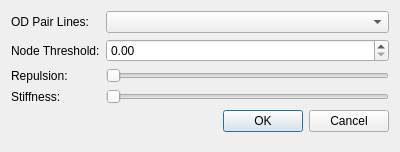
This is flow_map_arrow_curver_dialog_base.ui in patmalcolm91/qgis-plugin-flow-map-arrow-curver as Qt 5 draws it before an edit. The edited form follows.
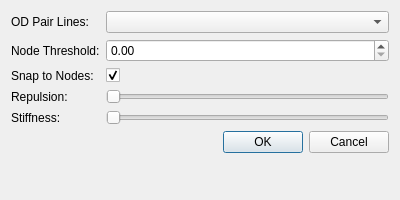
This is the edited form.

Commit message: Added ArrowCalculator.snapLinesToNodes() and associated code.

```diff
--- a/flow_map_arrow_curver_dialog_base.ui
+++ b/flow_map_arrow_curver_dialog_base.ui
@@ -7,20 +7,16 @@
     <x>0</x>
     <y>0</y>
     <width>400</width>
-    <height>152</height>
+    <height>200</height>
    </rect>
   </property>
   <property name="windowTitle">
    <string>Flow Map Curved Arrow Calculator</string>
   </property>
   <layout class="QFormLayout" name="formLayout">
-   <item row="0" column="1">
-    <widget class="QComboBox" name="lineLayerChooser">
-     <property name="toolTip">
-      <string>The layer containing the lines between OD pairs.</string>
-     </property>
-    </widget>
-   </item>
+   <property name="fieldGrowthPolicy">
+    <enum>QFormLayout::AllNonFixedFieldsGrow</enum>
+   </property>
    <item row="0" column="0">
     <widget class="QLabel" name="odPairLinesLabel">
      <property name="text">
@@ -28,47 +24,10 @@
      </property>
     </widget>
    </item>
-   <item row="4" column="1">
-    <widget class="QDialogButtonBox" name="button_box">
-     <property name="orientation">
-      <enum>Qt::Horizontal</enum>
-     </property>
-     <property name="standardButtons">
-      <set>QDialogButtonBox::Cancel|QDialogButtonBox::Ok</set>
-     </property>
-    </widget>
-   </item>
-   <item row="2" column="1">
-    <widget class="QSlider" name="repulsionSlider">
+   <item row="0" column="1">
+    <widget class="QComboBox" name="lineLayerChooser">
      <property name="toolTip">
-      <string>The force with which nodes repel the arc control points.</string>
-     </property>
-     <property name="orientation">
-      <enum>Qt::Horizontal</enum>
-     </property>
-    </widget>
-   </item>
-   <item row="2" column="0">
-    <widget class="QLabel" name="repulsionLabel">
-     <property name="text">
-      <string>Repulsion:</string>
-     </property>
-    </widget>
-   </item>
-   <item row="3" column="1">
-    <widget class="QSlider" name="stiffnessSlider">
-     <property name="toolTip">
-      <string>The force with which arc control points are attracted back to the straight-line midpoint.</string>
-     </property>
-     <property name="orientation">
-      <enum>Qt::Horizontal</enum>
-     </property>
-    </widget>
-   </item>
-   <item row="3" column="0">
-    <widget class="QLabel" name="stiffnessLabel">
-     <property name="text">
-      <string>Stiffness:</string>
+      <string>The layer containing the lines between OD pairs.</string>
      </property>
     </widget>
    </item>
@@ -92,6 +51,70 @@
      </property>
     </widget>
    </item>
+   <item row="3" column="0">
+    <widget class="QLabel" name="repulsionLabel">
+     <property name="text">
+      <string>Repulsion:</string>
+     </property>
+    </widget>
+   </item>
+   <item row="3" column="1">
+    <widget class="QSlider" name="repulsionSlider">
+     <property name="toolTip">
+      <string>The force with which nodes repel the arc control points.</string>
+     </property>
+     <property name="orientation">
+      <enum>Qt::Horizontal</enum>
+     </property>
+    </widget>
+   </item>
+   <item row="4" column="0">
+    <widget class="QLabel" name="stiffnessLabel">
+     <property name="text">
+      <string>Stiffness:</string>
+     </property>
+    </widget>
+   </item>
+   <item row="4" column="1">
+    <widget class="QSlider" name="stiffnessSlider">
+     <property name="toolTip">
+      <string>The force with which arc control points are attracted back to the straight-line midpoint.</string>
+     </property>
+     <property name="orientation">
+      <enum>Qt::Horizontal</enum>
+     </property>
+    </widget>
+   </item>
+   <item row="5" column="1">
+    <widget class="QDialogButtonBox" name="button_box">
+     <property name="orientation">
+      <enum>Qt::Horizontal</enum>
+     </property>
+     <property name="standardButtons">
+      <set>QDialogButtonBox::Cancel|QDialogButtonBox::Ok</set>
+     </property>
+    </widget>
+   </item>
+   <item row="2" column="0">
+    <widget class="QLabel" name="snapNodesLabel">
+     <property name="text">
+      <string>Snap to Nodes:</string>
+     </property>
+    </widget>
+   </item>
+   <item row="2" column="1">
+    <widget class="QCheckBox" name="snapNodesBox">
+     <property name="toolTip">
+      <string>Whether or not to snap lines to the calculated nodes.</string>
+     </property>
+     <property name="text">
+      <string/>
+     </property>
+     <property name="checked">
+      <bool>true</bool>
+     </property>
+    </widget>
+   </item>
   </layout>
  </widget>
  <resources/>
```
The commit also changes 2 other files.
